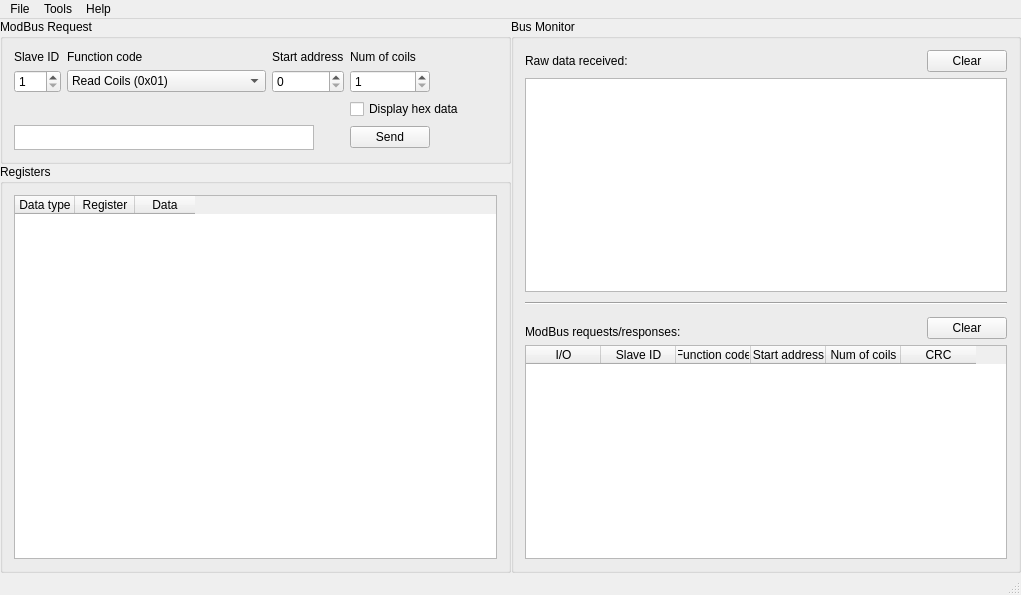
Old version of the form forms/mainwindow.ui in the repository ed-chemnitz/qmodbus.
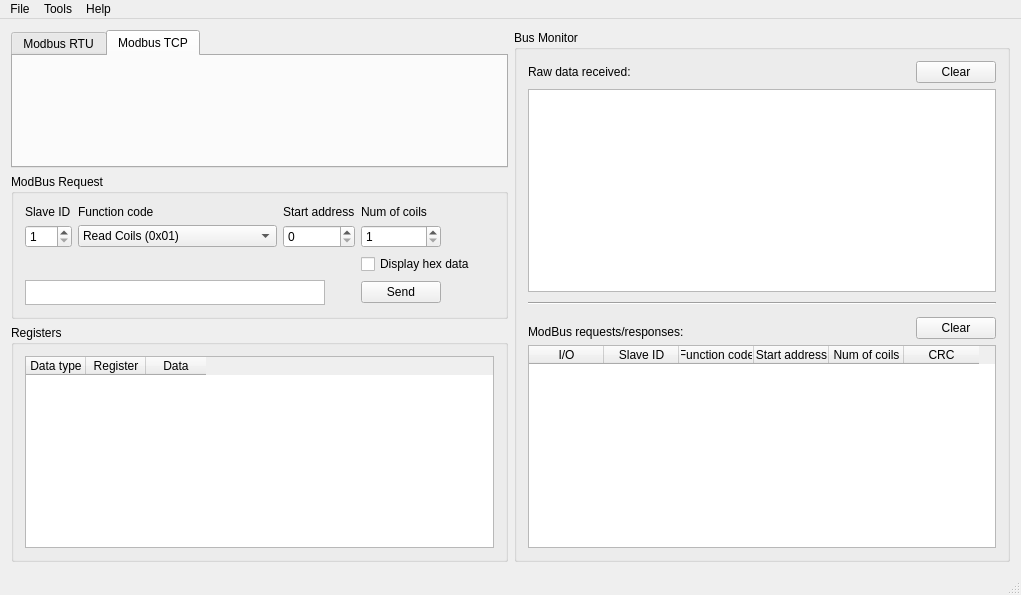
New version of the form. Icons and pictures are not drawn. Custom widgets are drawn as their Qt base class.

Commit message: Finalized Modbus TCP Implementation

Patch:
```diff
--- a/forms/mainwindow.ui
+++ b/forms/mainwindow.ui
@@ -18,26 +18,38 @@
     <normaloff>:/images/logo.png</normaloff>:/images/logo.png</iconset>
   </property>
   <widget class="QWidget" name="centralWidget">
-   <layout class="QHBoxLayout" name="horizontalLayout">
-    <property name="spacing">
-     <number>0</number>
-    </property>
-    <property name="margin">
-     <number>0</number>
-    </property>
+   <layout class="QHBoxLayout" name="horizontalLayout_3">
     <item>
      <layout class="QVBoxLayout" name="verticalLayout">
-      <property name="spacing">
-       <number>0</number>
-      </property>
       <item>
-       <widget class="SerialSettingsWidget" name="serialSettingsWidget" native="true"/>
+       <widget class="QTabWidget" name="tabWidget">
+        <property name="currentIndex">
+         <number>1</number>
+        </property>
+        <widget class="QWidget" name="tab">
+         <attribute name="title">
+          <string>Modbus RTU</string>
+         </attribute>
+         <layout class="QHBoxLayout" name="horizontalLayout">
+          <item>
+           <widget class="SerialSettingsWidget" name="serialSettingsWidget" native="true"/>
+          </item>
+         </layout>
+        </widget>
+        <widget class="QWidget" name="tab_2">
+         <attribute name="title">
+          <string>Modbus TCP</string>
+         </attribute>
+         <layout class="QHBoxLayout" name="horizontalLayout_2">
+          <item>
+           <widget class="TcpIpSettingsWidget" name="tcpSettingsWidget" native="true"/>
+          </item>
+         </layout>
+        </widget>
+       </widget>
       </item>
       <item>
        <widget class="QGroupBox" name="groupBox_2">
-        <property name="styleSheet">
-         <string notr="true">background-color:'yellow'</string>
-        </property>
         <property name="title">
          <string>ModBus Request</string>
         </property>
@@ -222,9 +234,6 @@
       </item>
       <item>
        <widget class="QGroupBox" name="groupBox_4">
-        <property name="styleSheet">
-         <string notr="true">background-color:'red'</string>
-        </property>
         <property name="title">
          <string>Registers</string>
         </property>
@@ -264,9 +273,6 @@
     </item>
     <item>
      <widget class="QGroupBox" name="groupBox_3">
-      <property name="styleSheet">
-       <string notr="true">background-color:'green'</string>
-      </property>
       <property name="title">
        <string>Bus Monitor</string>
       </property>
@@ -487,6 +493,12 @@
    <header>serialsettingswidget.h</header>
    <container>1</container>
   </customwidget>
+  <customwidget>
+   <class>TcpIpSettingsWidget</class>
+   <extends>QWidget</extends>
+   <header>tcpipsettingswidget.h</header>
+   <container>1</container>
+  </customwidget>
  </customwidgets>
  <resources>
   <include location="../data/qmodbus.qrc"/>
```
The commit also changes 12 other files.
